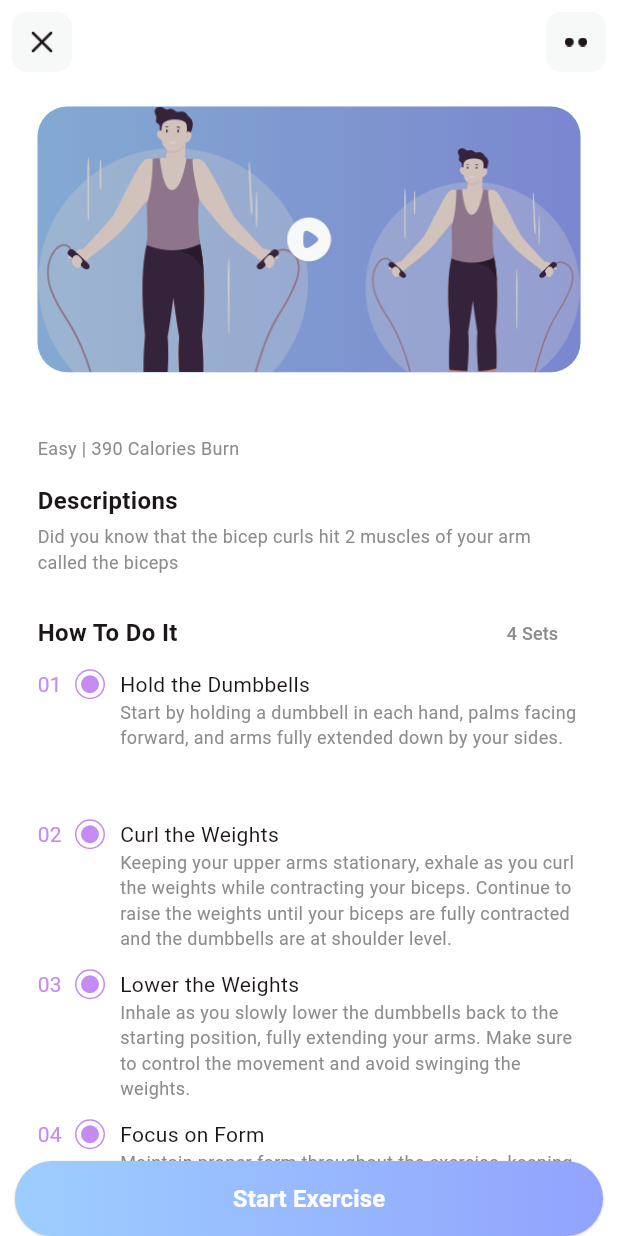
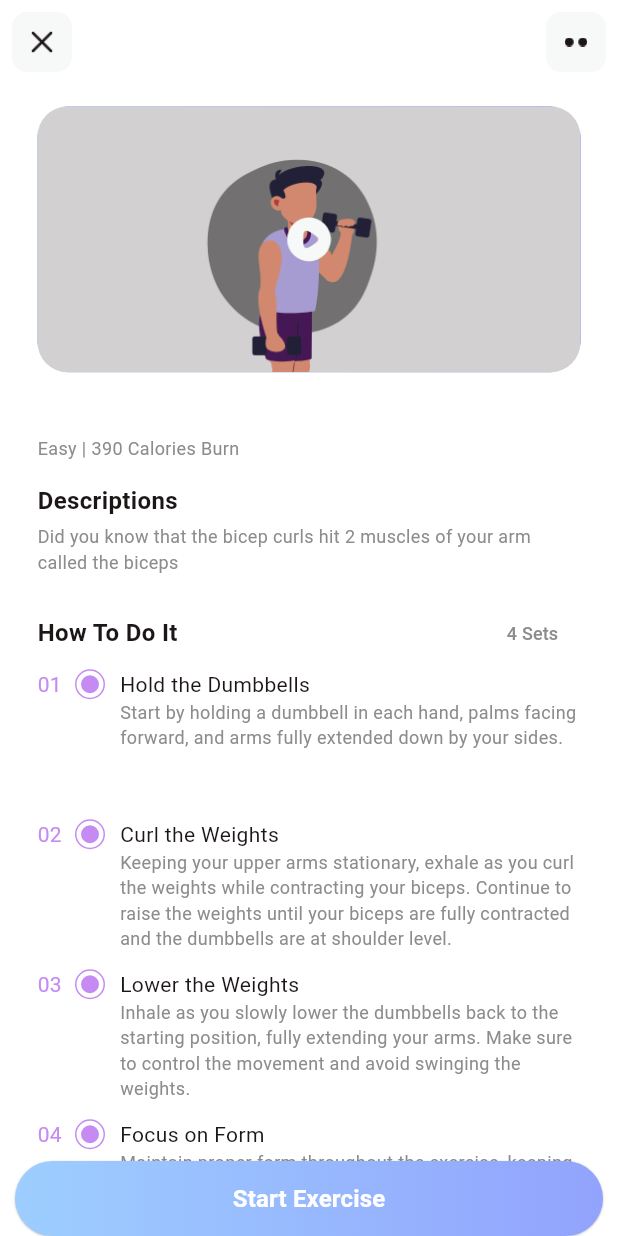
Before and after one commit to amankidwai88/Fitness_App_Bad, a Flutter app: the ExercisesStepDetails screen opened directly with empty values, on a phone screen of 412 x 824 dp. Run offline on Flutter 3.47's test engine with Material 3 defaults, Android fonts, the phone set to English and light mode, and no system bars; drawn by our look-alikes of readmore; our stand-ins replace animated_toggle_switch, bloc, camera, cloud_firestore, equatable, firebase_auth and 5 more; missing offline and left inert: dotted_dashed_line, simple_animation_progress_bar, tflite_flutter; accounts and stored records are empty.

Commit message:
new code

```diff
--- a/Flutter_FinalProject-master/lib/screens/exercise/instructions_page.dart
+++ b/Flutter_FinalProject-master/lib/screens/exercise/instructions_page.dart
@@ -112,7 +112,7 @@ class _ExercisesStepDetailsState extends State<ExercisesStepDetails> {
                             gradient: LinearGradient(colors: TColor.primaryG),
                             borderRadius: BorderRadius.circular(20)),
                         child: Image.asset(
-                          "assets/img/video_temp.png",
+                          "assets/img/Untitled design (1).png",
                           width: media.width,
                           height: media.width * 0.43,
                           fit: BoxFit.contain,
--- a/Flutter_FinalProject-master/lib/screens/exercise/instructions_squat.dart
+++ b/Flutter_FinalProject-master/lib/screens/exercise/instructions_squat.dart
@@ -30,7 +30,7 @@ class _ExercisesStepDetailsState extends State<ExercisesStepDetails> {
     },
     {
       "no": "03",
-      "title": "Drive Through Your Heels",
+      "title": "Drive Through Your Feet",
       "detail":
           "Exhale as you drive through your heels and extend your legs to return to the starting position. Keep your chest up and your core engaged throughout the movement."
     },
@@ -108,7 +108,7 @@ class _ExercisesStepDetailsState extends State<ExercisesStepDetails> {
                         gradient: LinearGradient(colors: TColor.primaryG),
                         borderRadius: BorderRadius.circular(20)),
                     child: Image.asset(
-                      "assets/img/video_temp.png",
+                      "assets/img/Untitled design.png",
                       width: media.width,
                       height: media.width * 0.43,
                       fit: BoxFit.contain,
```
Also changed, not shown: Flutter_FinalProject-master/assets/img/Untitled design (1).png (added), Flutter_FinalProject-master/assets/img/Untitled design.png (added).
